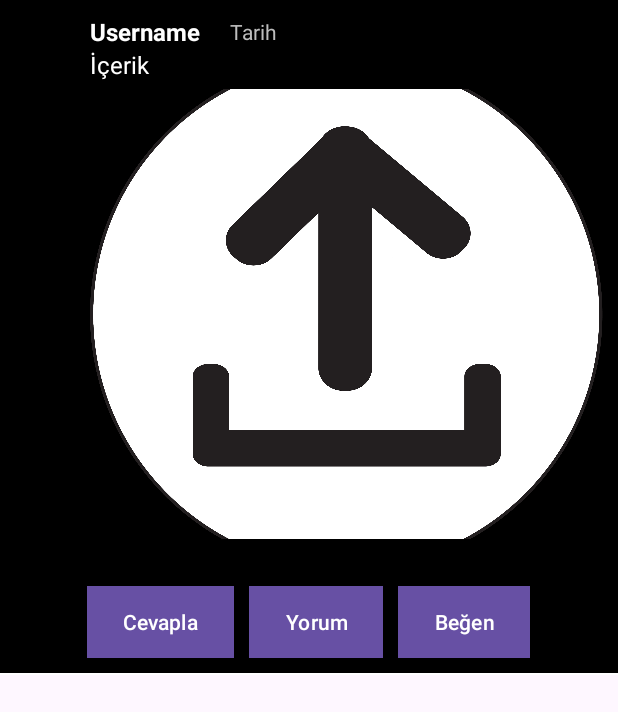
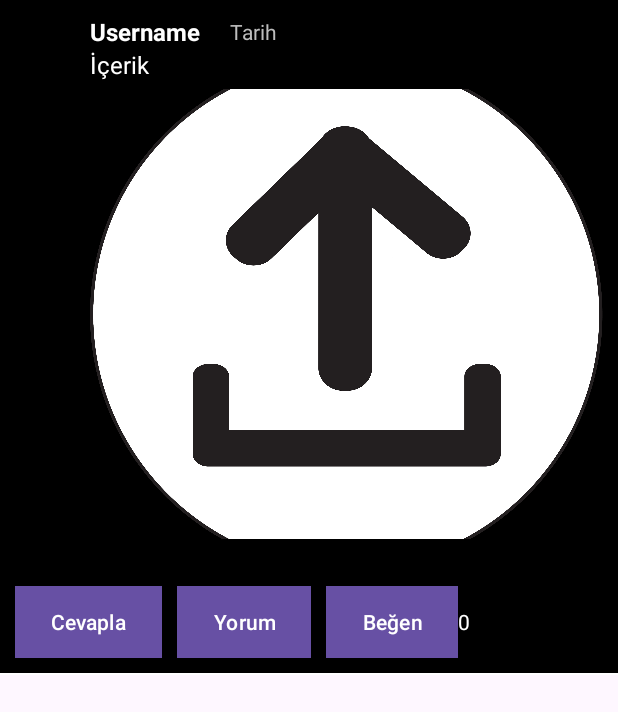
Before and after one commit to Kaytiue7/Ghost_App, an Android app: the layout recycler_item.xml on its own in the app's theme, with its tools: preview values and no code run, on a phone screen of 412 x 824 dp. Shown: the top 712 px of the screen. Run offline under Robolectric (Android 15) with nearby library versions, the phone set to English and light mode, and no system bars; plain views replace CircularImageView.

Commit message:
beğenme sistemi 100% (hesabımda değişiklikler olacak)

```diff
--- a/app/src/main/java/com/example/myapplication/MainActivity.java
+++ b/app/src/main/java/com/example/myapplication/MainActivity.java
@@ -257,7 +257,8 @@ public class MainActivity extends AppCompatActivity {
                 Map<String, Object> post = new HashMap<>();
                 post.put("metin", text);
                 post.put("username", username);
-                post.put("date", currentTimestamp); // Zaman damgasını ekle
+                post.put("date", currentTimestamp);// Zaman damgasını ekle
+                post.put("likeCount", 0);
 
 
                 if (imageUrl != null) {
--- a/app/src/main/res/layout/recycler_item.xml
+++ b/app/src/main/res/layout/recycler_item.xml
@@ -109,6 +109,14 @@
             android:text="Beğen"
             android:textColor="@color/white"
             android:background="@color/black" />
+
+        <TextView
+            android:id="@+id/btnBegenmeSayisi"
+            android:layout_width="wrap_content"
+            android:layout_height="wrap_content"
+            android:layout_weight="1"
+            android:textColor="@color/white"
+            android:text="0" />
     </LinearLayout>
     <View
         android:layout_width="match_parent"
```
Also changed, not shown: app/src/main/java/com/example/myapplication/Adapter.java (+79 -3 lines).
